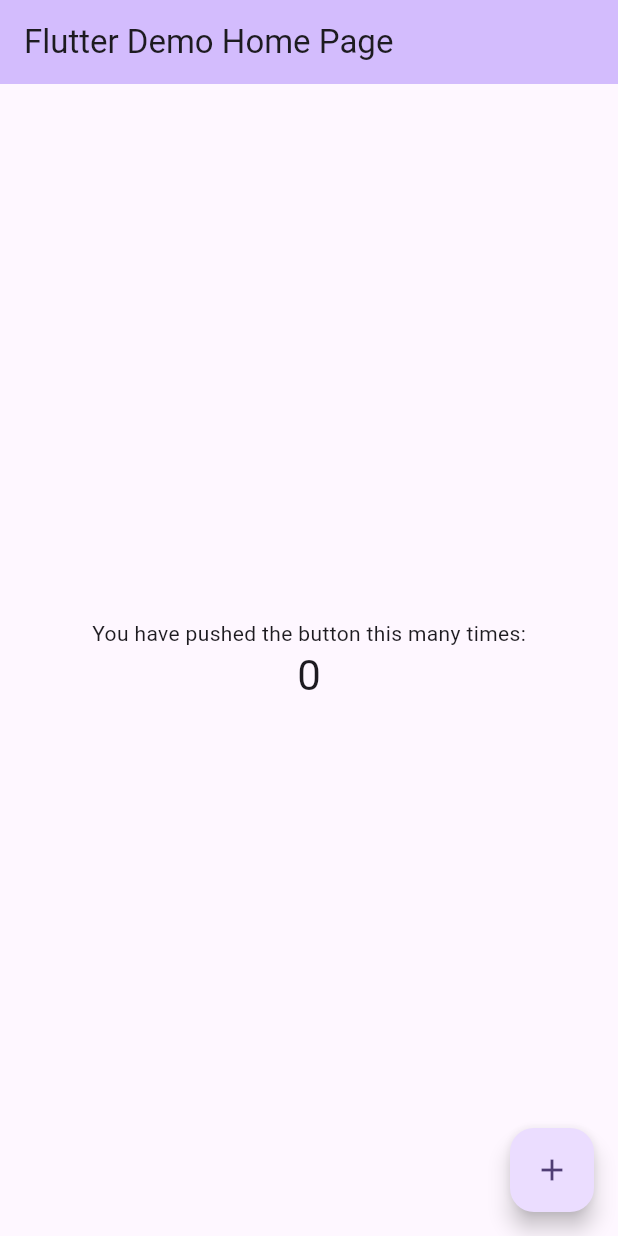
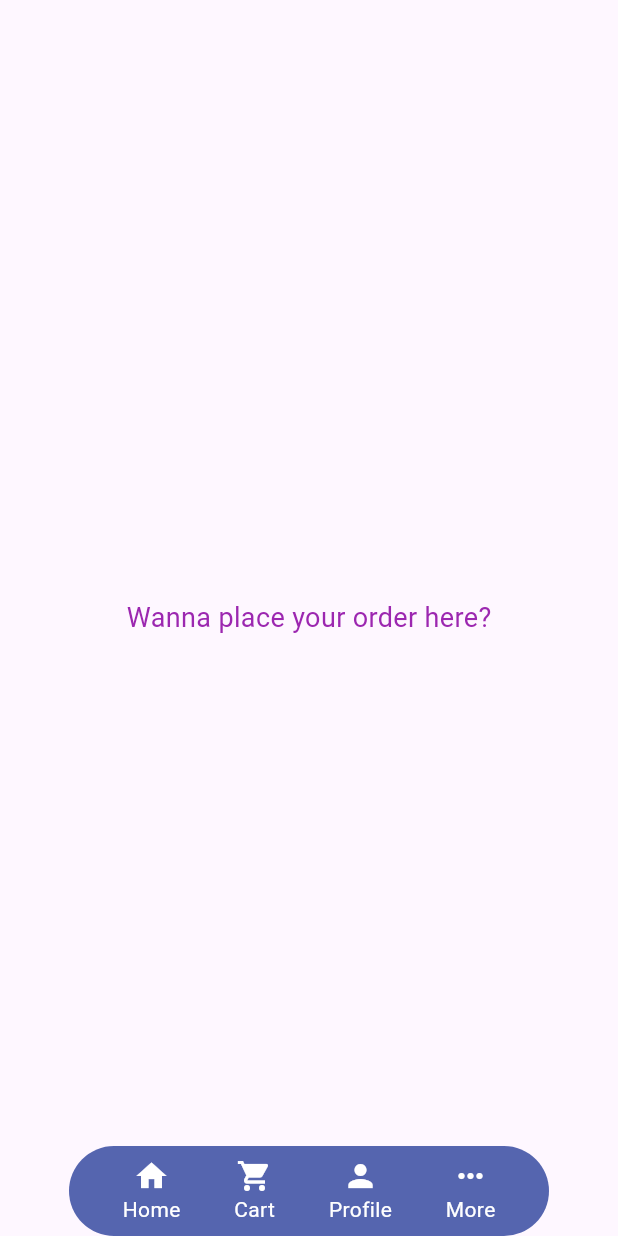
Before and after one commit to Gudi650/kanva, a Flutter app: the screen it shows after launch, on a phone screen of 412 x 824 dp. Run offline on Flutter 3.47's test engine with Material 3 defaults, Android fonts, the phone set to English and light mode, and no system bars.

Commit message:
builing a premature navigation

```diff
--- a/lib/main.dart
+++ b/lib/main.dart
@@ -1,122 +1,66 @@
 import 'package:flutter/material.dart';
 
-void main() {
-  runApp(const MyApp());
-}
+void main() => runApp(MaterialApp(
+  home: Scaffold(
+    body: Stack(
+      children: [
+        // Main content
+        Center(
+          child: Text(
+            'Wanna place your order here?',
+            style: TextStyle(
+              color: Colors.purple,
+              fontSize: 18,
+            ),
+          ),
+        ),
 
-class MyApp extends StatelessWidget {
-  const MyApp({super.key});
-
-  // This widget is the root of your application.
-  @override
-  Widget build(BuildContext context) {
-    return MaterialApp(
-      title: 'Flutter Demo',
-      theme: ThemeData(
-        // This is the theme of your application.
-        //
-        // TRY THIS: Try running your application with "flutter run". You'll see
-        // the application has a purple toolbar. Then, without quitting the app,
-        // try changing the seedColor in the colorScheme below to Colors.green
-        // and then invoke "hot reload" (save your changes or press the "hot
-        // reload" button in a Flutter-supported IDE, or press "r" if you used
-        // the command line to start the app).
-        //
-        // Notice that the counter didn't reset back to zero; the application
-        // state is not lost during the reload. To reset the state, use hot
-        // restart instead.
-        //
-        // This works for code too, not just values: Most code changes can be
-        // tested with just a hot reload.
-        colorScheme: .fromSeed(seedColor: Colors.deepPurple),
+        // Custom bottom bar
+        Align(
+          alignment: Alignment.bottomCenter,
+          child: ClipRRect(
+            borderRadius: BorderRadius.circular(30), // rounded corners
+            child: Container(
+              height: 60,
+              width: 320, //  custom width works here
+              color: Color(0xFF5565AF),
+              child: Row(
+                mainAxisAlignment: MainAxisAlignment.spaceEvenly,
+                children: [
+                  Column(
+                    mainAxisSize: MainAxisSize.min,
+                    children: [
+                      Icon(Icons.home, color: Colors.white),
+                      Text('Home', style: TextStyle(color: Colors.white)),
+                    ],
                   ),
-      home: const MyHomePage(title: 'Flutter Demo Home Page'),
-    );
-  }
-}
-
-class MyHomePage extends StatefulWidget {
-  const MyHomePage({super.key, required this.title});
-
-  // This widget is the home page of your application. It is stateful, meaning
-  // that it has a State object (defined below) that contains fields that affect
-  // how it looks.
-
-  // This class is the configuration for the state. It holds the values (in this
-  // case the title) provided by the parent (in this case the App widget) and
-  // used by the build method of the State. Fields in a Widget subclass are
-  // always marked "final".
-
-  final String title;
-
-  @override
-  State<MyHomePage> createState() => _MyHomePageState();
-}
-
-class _MyHomePageState extends State<MyHomePage> {
-  int _counter = 0;
-
-  void _incrementCounter() {
-    setState(() {
-      // This call to setState tells the Flutter framework that something has
-      // changed in this State, which causes it to rerun the build method below
-      // so that the display can reflect the updated values. If we changed
-      // _counter without calling setState(), then the build method would not be
-      // called again, and so nothing would appear to happen.
-      _counter++;
-    });
-  }
-
-  @override
-  Widget build(BuildContext context) {
-    // This method is rerun every time setState is called, for instance as done
-    // by the _incrementCounter method above.
-    //
-    // The Flutter framework has been optimized to make rerunning build methods
-    // fast, so that you can just rebuild anything that needs updating rather
-    // than having to individually change instances of widgets.
-    return Scaffold(
-      appBar: AppBar(
-        // TRY THIS: Try changing the color here to a specific color (to
-        // Colors.amber, perhaps?) and trigger a hot reload to see the AppBar
-        // change color while the other colors stay the same.
-        backgroundColor: Theme.of(context).colorScheme.inversePrimary,
-        // Here we take the value from the MyHomePage object that was created by
-        // the App.build method, and use it to set our appbar title.
-        title: Text(widget.title),
+                  Column(
+                    mainAxisSize: MainAxisSize.min,
+                    children: [
+                      Icon(Icons.shopping_cart, color: Colors.white),
+                      Text('Cart', style: TextStyle(color: Colors.white)),
+                    ],
                   ),
-      body: Center(
-        // Center is a layout widget. It takes a single child and positions it
-        // in the middle of the parent.
-        child: Column(
-          // Column is also a layout widget. It takes a list of children and
-          // arranges them vertically. By default, it sizes itself to fit its
-          // children horizontally, and tries to be as tall as its parent.
-          //
-          // Column has various properties to control how it sizes itself and
-          // how it positions its children. Here we use mainAxisAlignment to
-          // center the children vertically; the main axis here is the vertical
-          // axis because Columns are vertical (the cross axis would be
-          // horizontal).
-          //
-          // TRY THIS: Invoke "debug painting" (choose the "Toggle Debug Paint"
-          // action in the IDE, or press "p" in the console), to see the
-          // wireframe for each widget.
-          mainAxisAlignment: .center,
+                  Column(
+                    mainAxisSize: MainAxisSize.min,
                     children: [
-            const Text('You have pushed the button this many times:'),
-            Text(
-              '$_counter',
-              style: Theme.of(context).textTheme.headlineMedium,
+                      Icon(Icons.person, color: Colors.white),
+                      Text('Profile', style: TextStyle(color: Colors.white)),
+                    ],
+                  ),
+                  Column(
+                    mainAxisSize: MainAxisSize.min,
+                    children: [
+                      Icon(Icons.more_horiz, color: Colors.white),
+                      Text('More', style: TextStyle(color: Colors.white)),
+                    ],
                   ),
                 ],
               ),
             ),
-      floatingActionButton: FloatingActionButton(
-        onPressed: _incrementCounter,
-        tooltip: 'Increment',
-        child: const Icon(Icons.add),
           ),
-    );
-  }
-}
+        ),
+      ],
+    ),
+  ),
+));
```
Lines whose indentation alone changed are shown as unchanged.
